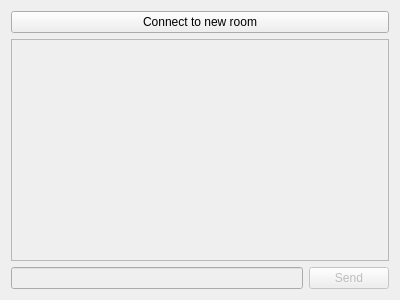
This is project/chatwindow.ui in mr-okto/CapyChat as Qt 5 draws it before an edit. The edited form follows.
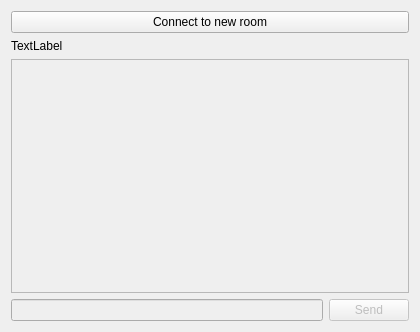
This is the edited form.

Commit message: developed: status bar, auto input

Diff of the .ui file:
```diff
--- a/project/chatwindow.ui
+++ b/project/chatwindow.ui
@@ -6,8 +6,8 @@
    <rect>
     <x>0</x>
     <y>0</y>
-    <width>400</width>
-    <height>300</height>
+    <width>420</width>
+    <height>332</height>
    </rect>
   </property>
   <property name="windowTitle">
@@ -21,24 +21,7 @@
      </property>
     </widget>
    </item>
-   <item row="1" column="0" colspan="2">
-    <widget class="QListView" name="chatView">
-     <property name="enabled">
-      <bool>false</bool>
-     </property>
-     <property name="editTriggers">
-      <set>QAbstractItemView::NoEditTriggers</set>
-     </property>
-    </widget>
-   </item>
-   <item row="2" column="0">
-    <widget class="QLineEdit" name="messageEdit">
-     <property name="enabled">
-      <bool>false</bool>
-     </property>
-    </widget>
-   </item>
-   <item row="2" column="1">
+   <item row="4" column="1">
     <widget class="QPushButton" name="sendButton">
      <property name="enabled">
       <bool>false</bool>
@@ -51,6 +34,30 @@
      </property>
     </widget>
    </item>
+   <item row="3" column="0" colspan="2">
+    <widget class="QListView" name="chatView">
+     <property name="enabled">
+      <bool>false</bool>
+     </property>
+     <property name="editTriggers">
+      <set>QAbstractItemView::NoEditTriggers</set>
+     </property>
+    </widget>
+   </item>
+   <item row="4" column="0">
+    <widget class="QLineEdit" name="messageEdit">
+     <property name="enabled">
+      <bool>false</bool>
+     </property>
+    </widget>
+   </item>
+   <item row="1" column="0" colspan="2">
+    <widget class="QLabel" name="StatusBar">
+     <property name="text">
+      <string>TextLabel</string>
+     </property>
+    </widget>
+   </item>
   </layout>
  </widget>
  <resources/>
```
The commit also changes 3 other files.
